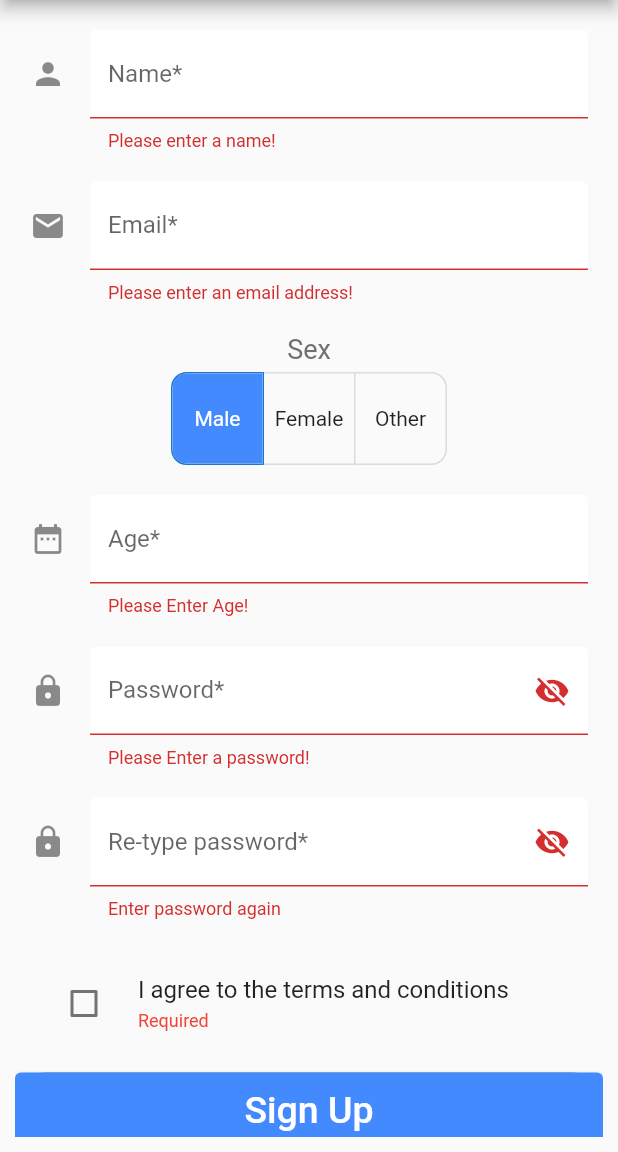
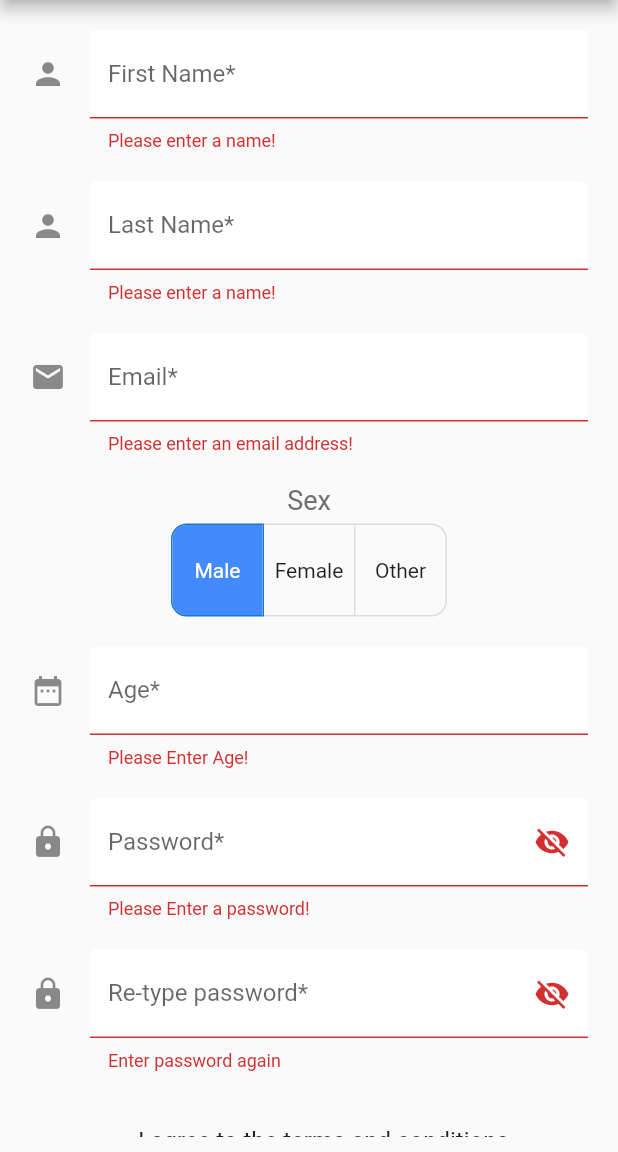
Before and after one commit to Michael-S3935468/NDTelemedicine-Frontend, a Flutter app: the SignUpPage screen opened directly, after a tap on "Sign Up", on a phone screen of 412 x 824 dp, the part 84-1236 px from its top. Run offline on Flutter 3.47's test engine with Material 2 defaults, Android fonts, the phone set to English and light mode, and no system bars; missing offline and left inert: flutter_date_pickers.

Commit message:
renames signup.dart to signup_page, splits name form to be first name & last name, input format allows for only strings for name forms

```diff
--- a/ndtelemedicine/lib/login/login.dart
+++ b/ndtelemedicine/lib/login/login.dart
@@ -1,6 +1,6 @@
 import 'package:flutter/material.dart';
 import 'package:ndtelemedicine/main.dart';
-import '/signup/signup.dart';
+import '/signup/signup_page.dart';
 
 
 void main() => runApp(const MyApp());
--- a/ndtelemedicine/lib/signup/signup.dart
+++ b/ndtelemedicine/lib/signup/signup_page.dart
@@ -26,7 +26,8 @@ class _SignUpPage extends State<SignUpPage> {
   final _passKey = GlobalKey<FormFieldState>();
 
   // Variables used to store the inputs of the forms
-  String _name = '';
+  String _firstName = '';
+  String _lastName = '';
   String _email = '';
   int _age = -1;
   int _selectedSexIndex = 0;
@@ -88,7 +89,7 @@ class _SignUpPage extends State<SignUpPage> {
             return AlertDialog(
               title: const Text('Thanks!'),
               content: Text(
-                  'Name: $_name\nemail: $_email\nAge: $_age\nSex: $_selectedSex\nPassword: $_password\n '),
+                  'First name: $_firstName\nLast name: $_lastName\n $_email\nAge: $_age\nSex: $_selectedSex\nPassword: $_password\n '),
               actions: <Widget>[
                 TextButton(
                   onPressed: () {
@@ -139,12 +140,13 @@ class _SignUpPage extends State<SignUpPage> {
                   // Name form field, requires an non empty input
                   child: TextFormField(
                     decoration: const InputDecoration(
-                      labelText: "Name*",
-                      hintText: "FirstName LastName",
+                      labelText: "First Name*",
+                      // hintText: "FirstName",
                       filled: true,
                       fillColor: Colors.white,
                       icon: Icon(Icons.person),
                     ),
+                    inputFormatters: [FilteringTextInputFormatter.allow(RegExp('[a-zA-Z]'))],
                     validator: (value) {
                       if (value!.isEmpty) {
                         return "Please enter a name!";
@@ -154,7 +156,33 @@ class _SignUpPage extends State<SignUpPage> {
                     },
                     onSaved: (value) {
                       setState(() {
-                        _name = value.toString();
+                        _firstName = value.toString();
+                      });
+                    },
+                  ),
+                ),
+                Container(
+                  padding: const EdgeInsets.all(10),
+                  // Name form field, requires an non empty input
+                  child: TextFormField(
+                    decoration: const InputDecoration(
+                      labelText: "Last Name*",
+                      // hintText: "LastName",
+                      filled: true,
+                      fillColor: Colors.white,
+                      icon: Icon(Icons.person),
+                    ),
+                    inputFormatters: [FilteringTextInputFormatter.allow(RegExp('[a-zA-Z]'))],
+                    validator: (value) {
+                      if (value!.isEmpty) {
+                        return "Please enter a name!";
+                      } else {
+                        return null;
+                      }
+                    },
+                    onSaved: (value) {
+                      setState(() {
+                        _lastName = value.toString();
                       });
                     },
                   ),
```
